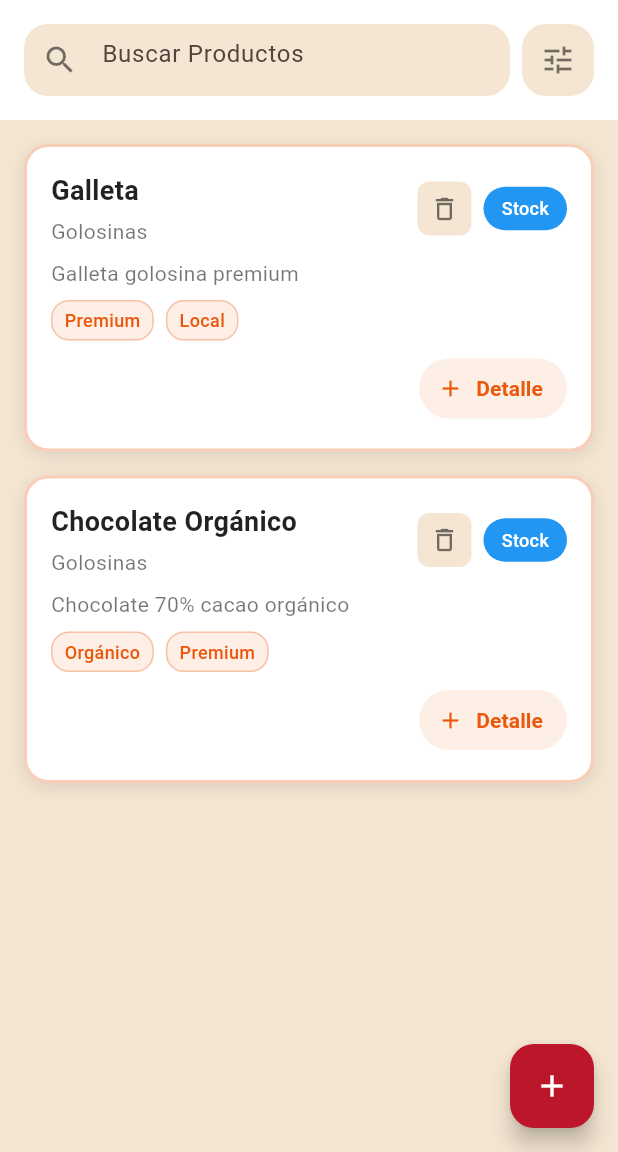
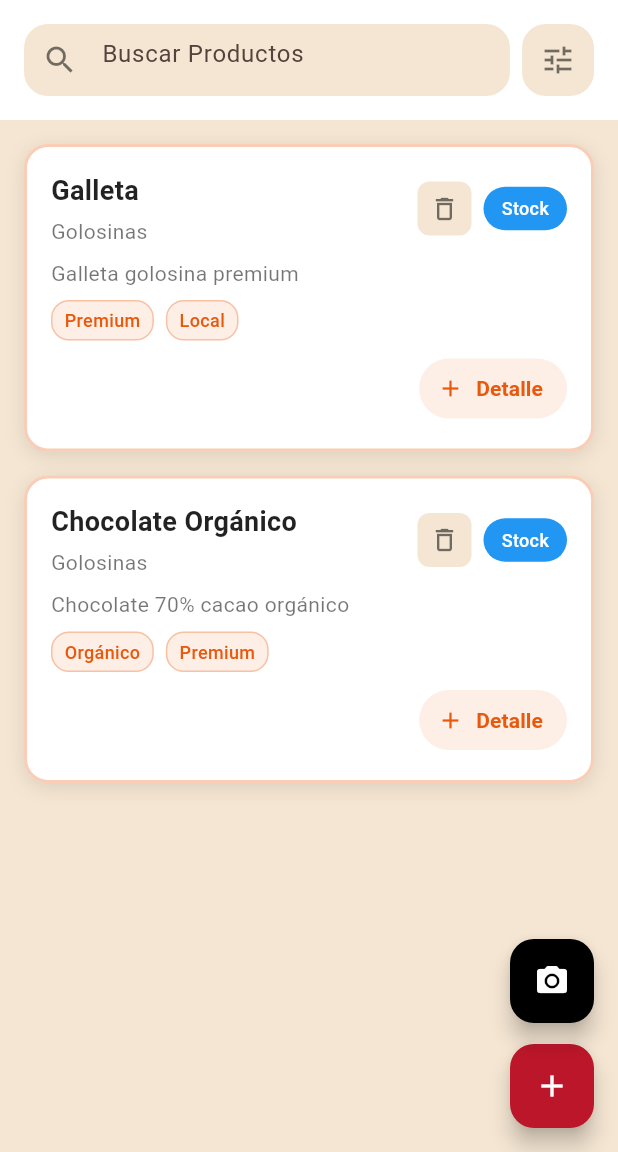
Before and after one commit to upc-pre-202520-1ACC0238-12612-Stoq/stoq-flutter, a Flutter app: the ProductsScreen screen opened directly, on a phone screen of 412 x 824 dp, the part 84-1236 px from its top. Run offline on Flutter 3.47's test engine with Material 3 defaults, Android fonts, the phone set to English and light mode, and no system bars; our stand-ins replace google_maps_flutter, image_picker, shared_preferences; missing offline and left inert: google_mlkit_image_labeling; accounts and stored records are empty; network calls fail.

Commit message:
feat: Add product

```diff
--- a/lib/features/products/screens/products_screen.dart
+++ b/lib/features/products/screens/products_screen.dart
@@ -4,6 +4,7 @@ import '../../../shared/widgets/custom_widgets.dart';
 import '../models/product_models.dart';
 import '../services/product_service.dart';
 import '../widgets/add_product_modal.dart';
+import '../../dashboard/screens/scan_product_screen.dart';
 
 class ProductsScreen extends StatefulWidget {
   const ProductsScreen({super.key});
@@ -201,11 +202,39 @@ class _ProductsScreenState extends State<ProductsScreen> {
         ],
       ),
 
-      // Botón flotante para agregar producto
-      floatingActionButton: FloatingActionButton(
-        onPressed: _showAddProductModal,
-        backgroundColor: AppColors.redAccent,
-        child: const Icon(Icons.add, color: AppColors.textLight),
+      // Botones flotantes
+      floatingActionButton: Stack(
+        children: [
+          // Botón Agregar Producto
+          Positioned(
+            bottom: 0,
+            right: 0,
+            child: FloatingActionButton(
+              onPressed: _showAddProductModal,
+              backgroundColor: AppColors.redAccent,
+              heroTag: "add",
+              child: const Icon(Icons.add, color: AppColors.textLight),
+            ),
+          ),
+          // Botón Escanear Producto
+          Positioned(
+            bottom: 70,
+            right: 0,
+            child: FloatingActionButton(
+              onPressed: () {
+                Navigator.push(
+                  context,
+                  MaterialPageRoute(
+                    builder: (context) => ScanProductScreen(),
+                  ),
+                );
+              },
+              backgroundColor: AppColors.black,
+              heroTag: "scan",
+              child: const Icon(Icons.camera_alt, color: AppColors.textLight),
+            ),
+          ),
+        ],
       ),
     );
   }
```
Also changed, not shown: lib/features/dashboard/screens/dashboard_tabs_screen.dart (+0 -38 lines), 9 other files.
